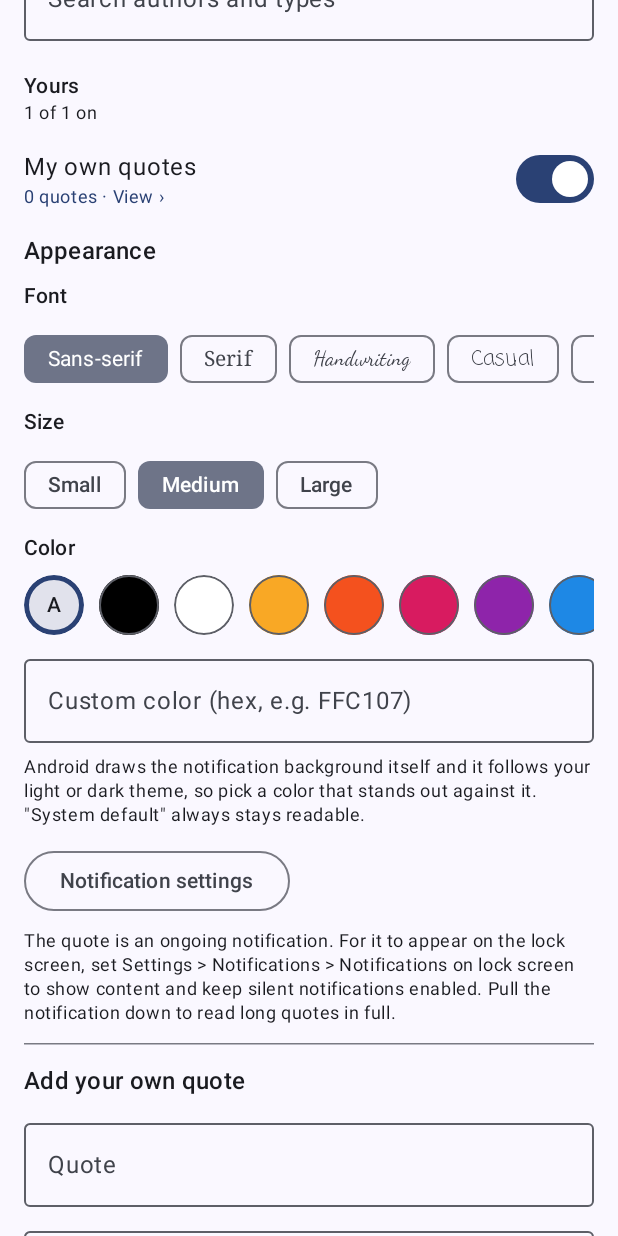
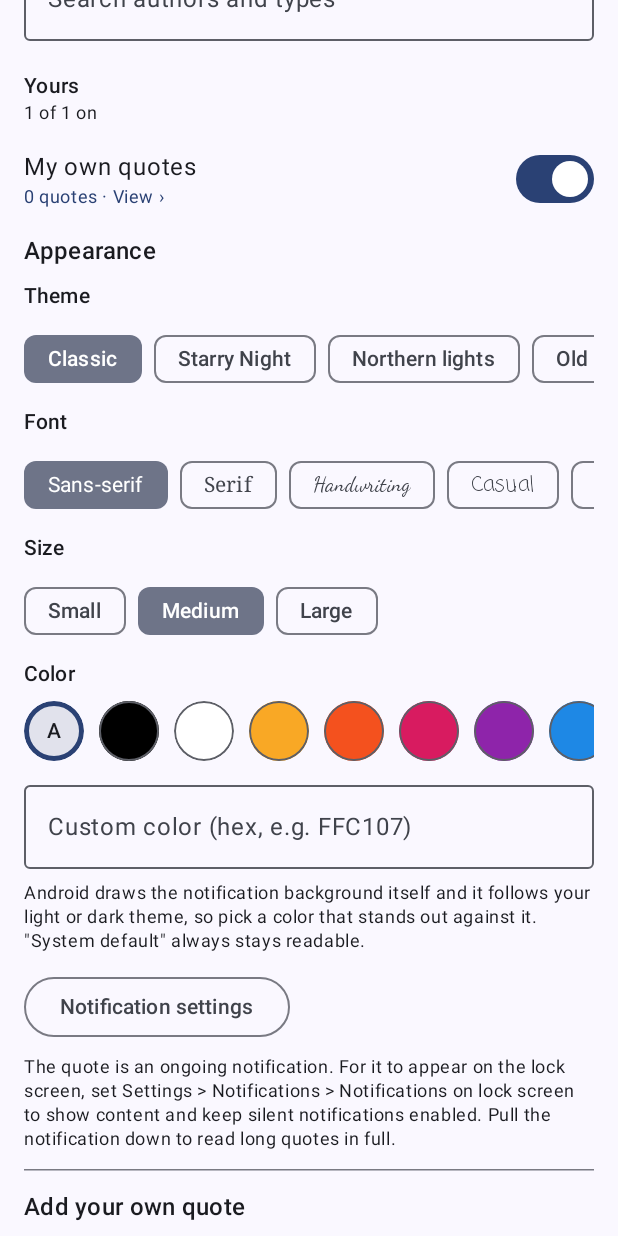
Before and after one commit to trinineba-oss/QuotesOnLock, an Android app built with Jetpack Compose: the screen it shows after launch (MainActivity), scrolled down 576 dp, on a phone screen of 412 x 824 dp. Run offline under Robolectric (Android 15) with nearby library versions, the phone set to English and light mode, and no system bars.

Commit message:
Add themes: Starry Night (optional moving swirls), Northern lights, Old book
Appearance gains a theme picker. Starry Night puts van Gogh's painting behind
the app (fading to night blue under the settings) with shadowed text, and
can animate the swirls with a GPU shader on Android 13+. Northern lights
draws moving aurora curtains; Old book uses an aged paper page with serif
type. The lock-screen card is framed in each theme's artwork and uses the
theme's text colours unless the user picked their own. Animation runs only
while the app is open.

Co-Authored-By: Claude Opus 5.5 <noreply@anthropic.com>
Claude-Session: https://claude.ai/code/session_016q6twodsfjayvbptfdVEBz

```diff
--- a/app/src/main/java/com/trinineba/quotesonlock/MainActivity.kt
+++ b/app/src/main/java/com/trinineba/quotesonlock/MainActivity.kt
@@ -30,6 +30,8 @@ import androidx.compose.foundation.rememberScrollState
 import androidx.compose.foundation.shape.CircleShape
 import androidx.compose.material3.Button
 import androidx.compose.material3.Card
+import androidx.compose.material3.Typography
+import androidx.compose.material3.CardDefaults
 import androidx.compose.material3.FilterChip
 import androidx.compose.material3.HorizontalDivider
 import androidx.compose.material3.MaterialTheme
@@ -68,24 +70,38 @@ class MainActivity : ComponentActivity() {
         val prefs = QuotePrefs(this)
         if (prefs.enabled) QuoteScheduler.ensureScheduled(this, prefs.intervalMinutes)
         setContent {
-            QuotesTheme {
-                QuotesScreen(prefs, QuoteRepository(this, prefs))
+            var theme by remember { mutableStateOf(prefs.theme) }
+            var animate by remember { mutableStateOf(prefs.animateBackground) }
+            QuotesTheme(theme, animate) {
+                QuotesScreen(
+                    prefs = prefs,
+                    repo = QuoteRepository(this, prefs),
+                    theme = theme,
+                    animate = animate,
+                    onTheme = { theme = it },
+                    onAnimate = { animate = it },
+                )
             }
         }
     }
 }
 
 @Composable
-private fun QuotesTheme(content: @Composable () -> Unit) {
+private fun QuotesTheme(theme: AppTheme, animate: Boolean, content: @Composable () -> Unit) {
     val dark = isSystemInDarkTheme()
     val context = LocalContext.current
-    val colors = when {
+    val colors = theme.colorScheme() ?: when {
         Build.VERSION.SDK_INT >= Build.VERSION_CODES.S ->
             if (dark) dynamicDarkColorScheme(context) else dynamicLightColorScheme(context)
         dark -> darkColorScheme()
         else -> lightColorScheme()
     }
-    MaterialTheme(colorScheme = colors, content = content)
+    MaterialTheme(colorScheme = colors, typography = theme.typography(Typography())) {
+        Box(Modifier.fillMaxSize()) {
+            ThemedBackground(theme, animate)
+            content()
+        }
+    }
 }
 
 private val INTERVALS = listOf(
@@ -99,7 +115,14 @@ private val INTERVALS = listOf(
 )
 
 @Composable
-private fun QuotesScreen(prefs: QuotePrefs, repo: QuoteRepository) {
+private fun QuotesScreen(
+    prefs: QuotePrefs,
+    repo: QuoteRepository,
+    theme: AppTheme,
+    animate: Boolean,
+    onTheme: (AppTheme) -> Unit,
+    onAnimate: (Boolean) -> Unit,
+) {
     val context = LocalContext.current
     var enabled by remember { mutableStateOf(prefs.enabled) }
     var interval by remember { mutableStateOf(prefs.intervalMinutes) }
@@ -250,7 +273,12 @@ private fun QuotesScreen(prefs: QuotePrefs, repo: QuoteRepository) {
             }
 
             item {
-                Card(modifier = Modifier.fillMaxWidth()) {
+                Card(
+                    modifier = Modifier.fillMaxWidth().then(
+                        if (theme == AppTheme.CLASSIC) Modifier
+                        else Modifier.border(1.dp, MaterialTheme.colorScheme.primary.copy(alpha = 0.4f), CardDefaults.shape)
+                    ),
+                ) {
                     Column(Modifier.padding(16.dp), verticalArrangement = Arrangement.spacedBy(8.dp)) {
                         val quote = current
                         if (quote == null) {
@@ -276,7 +304,7 @@ private fun QuotesScreen(prefs: QuotePrefs, repo: QuoteRepository) {
                                     "— $it",
                                     fontFamily = family,
                                     fontSize = (quoteSize.sizeSp * 0.85f).sp,
-                                    color = textColor,
+                                    color = if (quoteColor == null && theme != AppTheme.CLASSIC) MaterialTheme.colorScheme.primary else textColor,
                                     // Tap the author to see all of their quotes.
                                     modifier = if (name != null) Modifier.clickable { browse = listOf(BrowsePage.author(name)) } else Modifier,
                                 )
@@ -424,6 +452,51 @@ private fun QuotesScreen(prefs: QuotePrefs, repo: QuoteRepository) {
             item {
                 Column(verticalArrangement = Arrangement.spacedBy(8.dp)) {
                     Text("Appearance", style = MaterialTheme.typography.titleMedium)
+
+                    Text("Theme", style = MaterialTheme.typography.labelLarge)
+                    Row(
+                        modifier = Modifier.horizontalScroll(rememberScrollState()),
+                        horizontalArrangement = Arrangement.spacedBy(8.dp),
+                    ) {
+                        AppTheme.entries.forEach { option ->
+                            FilterChip(
+                                selected = theme == option,
+                                onClick = {
+                                    prefs.theme = option
+                                    onTheme(option)
+                                    refreshNotification()
+                                },
+                                label = { Text(option.label) },
+                            )
+                        }
+                    }
+                    theme.motionLabel?.let { label ->
+                        Row(
+                            modifier = Modifier.fillMaxWidth(),
+                            horizontalArrangement = Arrangement.SpaceBetween,
+                            verticalAlignment = Alignment.CenterVertically,
+                        ) {
+                            Column(Modifier.weight(1f)) {
+                                Text(label)
+                                Text(
+                                    if (theme == AppTheme.STARRY && Build.VERSION.SDK_INT < Build.VERSION_CODES.TIRAMISU) {
+                                        "Needs Android 13 or newer; this phone shows the still painting."
+                                    } else {
+                                        "Only moves while the app is open, so it doesn't use battery in the background."
+                                    },
+                                    style = MaterialTheme.typography.bodySmall,
+                                )
+                            }
+                            Switch(
+                                checked = animate,
+                                onCheckedChange = {
+                                    prefs.animateBackground = it
+                                    onAnimate(it)
+                                },
+                            )
+                        }
+                    }
+
 
                     Text("Font", style = MaterialTheme.typography.labelLarge)
                     Row(
--- a/app/src/main/java/com/trinineba/quotesonlock/QuotePrefs.kt
+++ b/app/src/main/java/com/trinineba/quotesonlock/QuotePrefs.kt
@@ -45,6 +45,15 @@ class QuotePrefs(context: Context) {
             editor.apply()
         }
 
+    var theme: AppTheme
+        get() = AppTheme.fromKey(prefs.getString("theme", null))
+        set(value) = prefs.edit().putString("theme", value.key).apply()
+
+    /** Whether the Starry Night swirls / northern lights move while the app is open. */
+    var animateBackground: Boolean
+        get() = prefs.getBoolean("animate_background", false)
+        set(value) = prefs.edit().putBoolean("animate_background", value).apply()
+
     val style: QuoteStyle get() = QuoteStyle(font, size, textColor)
 
     /** Keys of quotes already shown in this pass through the pool, so nothing repeats until all are seen. */
--- /dev/null
+++ b/app/src/main/res/drawable/notif_bg_aurora.xml
@@ -0,0 +1,14 @@
+<?xml version="1.0" encoding="utf-8"?>
+<!-- Lock-screen card: the painting/sky as a frame around a dark centre that keeps the text readable. -->
+<layer-list xmlns:android="http://schemas.android.com/apk/res/android">
+    <item>
+        <bitmap android:gravity="fill" android:src="@drawable/aurora_frame" />
+    </item>
+    <item android:bottom="6dp" android:left="6dp" android:right="6dp" android:top="6dp">
+        <shape android:shape="rectangle">
+            <solid android:color="#EB040915" />
+            <corners android:radius="10dp" />
+            <stroke android:width="1dp" android:color="#666CF5C8" />
+        </shape>
+    </item>
+</layer-list>
--- /dev/null
+++ b/app/src/main/res/drawable/notif_bg_book.xml
@@ -0,0 +1,13 @@
+<?xml version="1.0" encoding="utf-8"?>
+<!-- Lock-screen card: an old book page with a thin ink rule. -->
+<layer-list xmlns:android="http://schemas.android.com/apk/res/android">
+    <item>
+        <bitmap android:gravity="fill" android:src="@drawable/paper" />
+    </item>
+    <item android:bottom="4dp" android:left="4dp" android:right="4dp" android:top="4dp">
+        <shape android:shape="rectangle">
+            <corners android:radius="6dp" />
+            <stroke android:width="1dp" android:color="#998B6B45" />
+        </shape>
+    </item>
+</layer-list>
--- /dev/null
+++ b/app/src/main/res/drawable/notif_bg_starry.xml
@@ -0,0 +1,14 @@
+<?xml version="1.0" encoding="utf-8"?>
+<!-- Lock-screen card: the painting/sky as a frame around a dark centre that keeps the text readable. -->
+<layer-list xmlns:android="http://schemas.android.com/apk/res/android">
+    <item>
+        <bitmap android:gravity="fill" android:src="@drawable/starry_frame" />
+    </item>
+    <item android:bottom="6dp" android:left="6dp" android:right="6dp" android:top="6dp">
+        <shape android:shape="rectangle">
+            <solid android:color="#EB0B1A3D" />
+            <corners android:radius="10dp" />
+            <stroke android:width="1dp" android:color="#66F4C94A" />
+        </shape>
+    </item>
+</layer-list>
--- a/app/src/main/res/layout/notif_quote_casual.xml
+++ b/app/src/main/res/layout/notif_quote_casual.xml
@@ -1,5 +1,6 @@
 <?xml version="1.0" encoding="utf-8"?>
 <LinearLayout xmlns:android="http://schemas.android.com/apk/res/android"
+    android:id="@+id/quote_root"
     android:layout_width="match_parent"
     android:layout_height="wrap_content"
     android:orientation="vertical">
--- a/app/src/main/res/layout/notif_quote_condensed.xml
+++ b/app/src/main/res/layout/notif_quote_condensed.xml
@@ -1,5 +1,6 @@
 <?xml version="1.0" encoding="utf-8"?>
 <LinearLayout xmlns:android="http://schemas.android.com/apk/res/android"
+    android:id="@+id/quote_root"
     android:layout_width="match_parent"
     android:layout_height="wrap_content"
     android:orientation="vertical">
--- a/app/src/main/res/layout/notif_quote_cursive.xml
+++ b/app/src/main/res/layout/notif_quote_cursive.xml
@@ -1,5 +1,6 @@
 <?xml version="1.0" encoding="utf-8"?>
 <LinearLayout xmlns:android="http://schemas.android.com/apk/res/android"
+    android:id="@+id/quote_root"
     android:layout_width="match_parent"
     android:layout_height="wrap_content"
     android:orientation="vertical">
--- a/app/src/main/res/layout/notif_quote_mono.xml
+++ b/app/src/main/res/layout/notif_quote_mono.xml
@@ -1,5 +1,6 @@
 <?xml version="1.0" encoding="utf-8"?>
 <LinearLayout xmlns:android="http://schemas.android.com/apk/res/android"
+    android:id="@+id/quote_root"
     android:layout_width="match_parent"
     android:layout_height="wrap_content"
     android:orientation="vertical">
--- a/app/src/main/res/layout/notif_quote_sans.xml
+++ b/app/src/main/res/layout/notif_quote_sans.xml
@@ -1,5 +1,6 @@
 <?xml version="1.0" encoding="utf-8"?>
 <LinearLayout xmlns:android="http://schemas.android.com/apk/res/android"
+    android:id="@+id/quote_root"
     android:layout_width="match_parent"
     android:layout_height="wrap_content"
     android:orientation="vertical">
--- a/app/src/main/res/layout/notif_quote_serif.xml
+++ b/app/src/main/res/layout/notif_quote_serif.xml
@@ -1,5 +1,6 @@
 <?xml version="1.0" encoding="utf-8"?>
 <LinearLayout xmlns:android="http://schemas.android.com/apk/res/android"
+    android:id="@+id/quote_root"
     android:layout_width="match_parent"
     android:layout_height="wrap_content"
     android:orientation="vertical">
```
Also changed, not shown: app/src/main/java/com/trinineba/quotesonlock/AppTheme.kt (added, +362 -0 lines), app/src/main/java/com/trinineba/quotesonlock/QuoteNotifier.kt (+12 -5 lines), app/src/main/res/drawable-nodpi/aurora_frame.jpg (added), app/src/main/res/drawable-nodpi/paper.jpg (added), app/src/main/res/drawable-nodpi/starry_frame.jpg (added), app/src/main/res/drawable-nodpi/starry_night.jpg (added), 2 other files.
